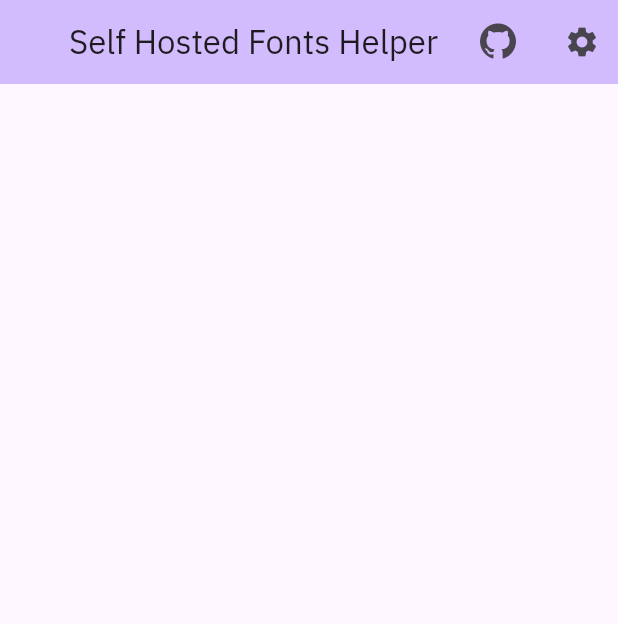
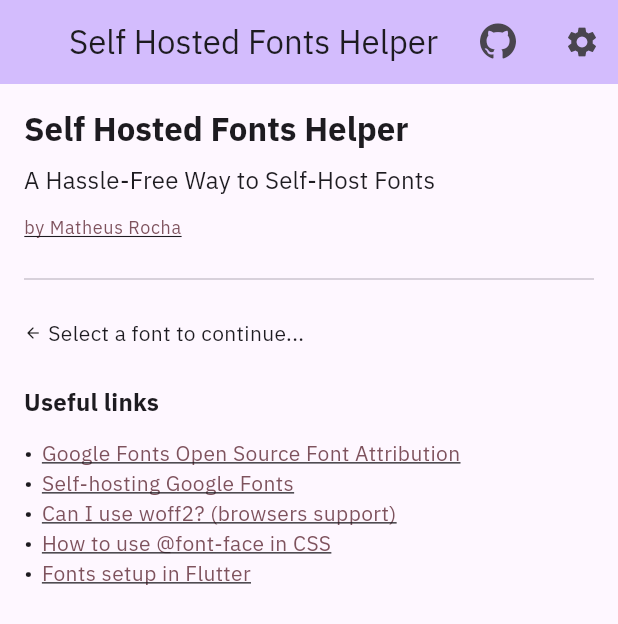
Before and after one commit to mrocha98/self_hosted_fonts_helper, a Flutter app: the screen it shows after launch, on a phone screen of 412 x 824 dp. Shown: the top 624 px of the screen. Run offline on Flutter 3.47's test engine with Material 2 defaults, Android fonts, the light colour scheme and no system bars; our stand-ins replace flutter_localized_locales, get_storage, popover; missing offline and left inert: locale_emoji_flutter; generated files the repository leaves out were written again.

Commit message:
feat: implement HomeView

```diff
--- /dev/null
+++ b/lib/src/core/widgets/link_text.dart
@@ -0,0 +1,35 @@
+import 'package:flutter/material.dart';
+import 'package:url_launcher/url_launcher.dart';
+
+class LinkText extends StatelessWidget {
+  const LinkText(
+    this.data, {
+    required this.href,
+    this.style,
+    super.key,
+  });
+
+  final String data;
+
+  final Uri href;
+
+  final TextStyle? style;
+
+  Future<void> _handleTap() async {
+    await launchUrl(href);
+  }
+
+  @override
+  Widget build(BuildContext context) {
+    return InkWell(
+      onTap: _handleTap,
+      child: Text(
+        data,
+        style: (style ?? const TextStyle()).copyWith(
+          color: Theme.of(context).colorScheme.tertiary,
+          decoration: TextDecoration.underline,
+        ),
+      ),
+    );
+  }
+}
--- /dev/null
+++ b/lib/src/core/widgets/text_list.dart
@@ -0,0 +1,37 @@
+import 'package:flutter/material.dart';
+
+class TextList extends StatelessWidget {
+  const TextList({
+    super.key,
+    this.childen = const <Widget>[],
+    this.marker = '\u2022',
+    this.markerStyle,
+  });
+
+  final List<Widget> childen;
+
+  final String marker;
+
+  final TextStyle? markerStyle;
+
+  @override
+  Widget build(BuildContext context) {
+    return Column(
+      crossAxisAlignment: CrossAxisAlignment.start,
+      children: childen
+          .map(
+            (widget) => Wrap(
+              spacing: 6,
+              children: [
+                Text(
+                  marker,
+                  style: markerStyle,
+                ),
+                widget,
+              ],
+            ),
+          )
+          .toList(growable: false),
+    );
+  }
+}
--- a/lib/src/home/home_view.dart
+++ b/lib/src/home/home_view.dart
@@ -1,6 +1,9 @@
 import 'package:flutter/material.dart';
 
+import '../core/locale/app_localizations.dart';
 import '../core/widgets/custom_app_bar.dart';
+import '../core/widgets/link_text.dart';
+import '../core/widgets/text_list.dart';
 
 class HomeView extends StatelessWidget {
   const HomeView({super.key});
@@ -9,10 +12,98 @@
 
   @override
   Widget build(BuildContext context) {
-    return const Scaffold(
-      appBar: CustomAppBar(),
-      body: Column(
-        crossAxisAlignment: CrossAxisAlignment.start,
+    return Scaffold(
+      appBar: const CustomAppBar(),
+      body: SingleChildScrollView(
+        child: Padding(
+          padding: const EdgeInsets.all(16),
+          child: Column(
+            crossAxisAlignment: CrossAxisAlignment.start,
+            children: [
+              Text(
+                AppLocalizations.of(context)!.appTitle,
+                style: Theme.of(context)
+                    .textTheme
+                    .titleLarge!
+                    .copyWith(fontWeight: FontWeight.bold),
+              ),
+              Padding(
+                padding: const EdgeInsets.only(top: 8, bottom: 12),
+                child: Text(
+                  AppLocalizations.of(context)!.appSubtitle,
+                  style: Theme.of(context).textTheme.titleMedium,
+                ),
+              ),
+              LinkText(
+                AppLocalizations.of(context)!.homeAuthorLink,
+                href: Uri.https('github.com', '/mrocha98'),
+                style: Theme.of(context).textTheme.bodySmall,
+              ),
+              const Padding(
+                padding: EdgeInsets.symmetric(
+                  vertical: 18,
+                ),
+                child: Divider(),
+              ),
+              Row(
+                children: [
+                  Icon(
+                    Icons.arrow_back_rounded,
+                    size: Theme.of(context).textTheme.bodySmall!.fontSize,
+                  ),
+                  const SizedBox(width: 4),
+                  Text(AppLocalizations.of(context)!.homeContinueAction),
+                ],
+              ),
+              Padding(
+                padding: const EdgeInsets.only(top: 24, bottom: 12),
+                child: Text(
+                  AppLocalizations.of(context)!.homeUsefulLinksSectionTitle,
+                  style: Theme.of(context)
+                      .textTheme
+                      .titleMedium!
+                      .copyWith(fontWeight: FontWeight.bold),
+                ),
+              ),
+              TextList(
+                childen: [
+                  LinkText(
+                    AppLocalizations.of(context)!
+                        .homeUsefulLinkGoogleFontsOpenSourceFontAttribution,
+                    href: Uri.https('fonts.google.com', '/attribution'),
+                  ),
+                  LinkText(
+                    AppLocalizations.of(context)!
+                        .homeUsefulLinkSelfHostingGoogleFonts,
+                    href: Uri.https(
+                      'mranftl.com',
+                      '/2014/12/23/self-hosting-google-web-fonts/',
+                    ),
+                  ),
+                  LinkText(
+                    AppLocalizations.of(context)!.homeUsefulLinkCanIUseWoff2,
+                    href: Uri.https('caniuse.com', '/woff2'),
+                  ),
+                  LinkText(
+                    AppLocalizations.of(context)!
+                        .homeUsefulLinkHowToUseFontFaceInCss,
+                    href: Uri.https(
+                      'css-tricks.com',
+                      '/snippets/css/using-font-face-in-css/',
+                    ),
+                  ),
+                  LinkText(
+                    AppLocalizations.of(context)!.homeUsefulFontsSetupInFlutter,
+                    href: Uri.https(
+                      'docs.flutter.dev',
+                      '/cookbook/design/fonts',
+                    ),
+                  ),
+                ],
+              ),
+            ],
+          ),
+        ),
       ),
     );
   }
--- a/lib/src/localization/app_en.arb
+++ b/lib/src/localization/app_en.arb
@@ -2,6 +2,42 @@
     "appTitle": "Self Hosted Fonts Helper",
     "@appTitle": {
       "description": "The title of the application"
+    },
+    "appSubtitle": "A Hassle-Free Way to Self-Host Fonts",
+    "@appSubtitle": {
+      "description": "The subtitle of the application"
+    },
+    "homeAuthorLink": "by Matheus Rocha",
+    "@homeAuthorLink": {
+      "description": "The text for the author link"
+    },
+    "homeContinueAction": "Select a font to continue...",
+    "@homeContinueAction": {
+      "description": "The text explaning how to start"
+    },
+    "homeUsefulLinksSectionTitle": "Useful links",
+    "@homeUsefulLinksSectionTitle": {
+      "description": "The title of useful links section on home"
+    },
+    "homeUsefulLinkGoogleFontsOpenSourceFontAttribution": "Google Fonts Open Source Font Attribution",
+    "@homeUsefulLinkGoogleFontsOpenSourceFontAttribution": {
+      "description": "The text for https://fonts.google.com/attribution"
+    },
+    "homeUsefulLinkHowToUseFontFaceInCss": "How to use @font-face in CSS",
+    "@homeUsefulLinkHowToUseFontFaceInCss": {
+      "description": "The text for https://css-tricks.com/snippets/css/using-font-face-in-css/"
+    },
+    "homeUsefulLinkSelfHostingGoogleFonts": "Self-hosting Google Fonts",
+    "@homeUsefulLinkSelfHostingGoogleFonts": {
+      "description": "The text for https://mranftl.com/2014/12/23/self-hosting-google-web-fonts/"
+    },
+    "homeUsefulLinkCanIUseWoff2": "Can I use woff2? (browsers support)",
+    "@homeUsefulLinkCanIUseWoff2": {
+      "description": "The text for https://caniuse.com/woff2"
+    },
+    "homeUsefulFontsSetupInFlutter": "Fonts setup in Flutter",
+    "@homeUsefulFontsSetupInFlutter": {
+      "description": "The text for https://docs.flutter.dev/cookbook/design/fonts"
     },
     "pageSettingsTitle": "Settings",
     "@pageSettingsTitle": {
--- a/lib/src/localization/app_pt.arb
+++ b/lib/src/localization/app_pt.arb
@@ -1,34 +1,19 @@
 {
     "appTitle": "Self Hosted Fonts Helper",
-    "@appTitle": {
-      "description": "O título do aplicativo"
-    },
+    "appSubtitle": "Um jeito descomplicado de auto-hospedar fontes",
+    "homeAuthorLink": "por Matheus Rocha",
+    "homeContinueAction": "Selecione uma fonte para continuar...",
+    "homeUsefulLinksSectionTitle": "Links úteis",
+    "homeUsefulLinkGoogleFontsOpenSourceFontAttribution": "Atribuição de fontes de código aberto do Google Fonts",
+    "homeUsefulLinkHowToUseFontFaceInCss": "Como utilizar @font-face no CSS",
+    "homeUsefulLinkSelfHostingGoogleFonts": "Auto-hospedando fontes do Google Fonts",
+    "homeUsefulLinkCanIUseWoff2": "Posso utilizar woff2? (suporte dos navegadores)",
+    "homeUsefulFontsSetupInFlutter": "Configuração de fontes no Flutter",
     "pageSettingsTitle": "Configurações",
-    "@pageSettingsTitle": {
-      "description": "O título da página de configurações"
-    },
     "localeLabel": "Idioma",
-    "@localeLabel": {
-      "description": "Label para a sessão de seleção de idioma"
-    },
     "localeOptionSystem": "idioma do sistema",
-    "@localeOptionSystem": {
-      "description": "A opção para o idioma do sistema na seleção de linguagem"
-    },
     "themeLabel": "Tema",
-    "@themeLabel": {
-      "description": "Label para a sessão de seleção de tema"
-    },
     "themeOptionSystem": "tema do sistema",
-    "@themeOptionSystem": {
-      "description": "opção para o tema do sistema"
-    },
     "themeOptionLight": "claro",
-    "@themeOptionLight": {
-      "description": "opção para o tema claro"
-    },
-    "themeOptionDark": "escuro",
-    "@themeOptionDark": {
-      "description": "opção para o tema escuro"
-    }
+    "themeOptionDark": "escuro"
   }
```
